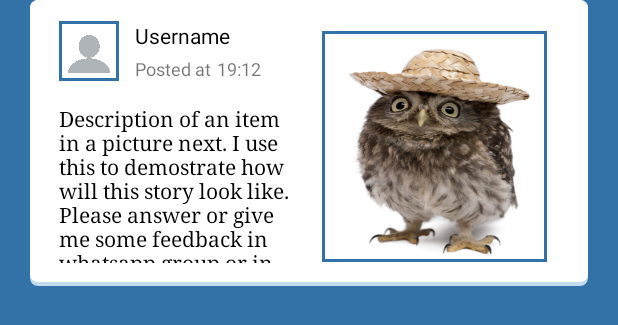
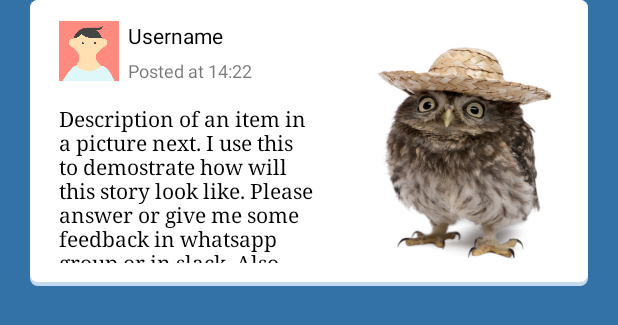
Before and after one commit to LovroLudvig/Software-Design-College-Project, an Android app: the layout recyclerview_story.xml on its own in the app's theme, with its tools: preview values and no code run, on a phone screen of 412 x 824 dp. Shown: the top 325 px of the screen. Run offline under Robolectric (Android 15) with nearby library versions, the phone set to English and light mode, and no system bars; Roboto replaces fonts that are not available here.

Commit message:
Added avatar and some minor layout changes

```diff
--- a/MyApplication/app/src/main/java/com/example/lovro/myapplication/Fragments/StoryFragment.java
+++ b/MyApplication/app/src/main/java/com/example/lovro/myapplication/Fragments/StoryFragment.java
@@ -148,7 +148,7 @@ public class StoryFragment extends Fragment {
         swipeRefreshLayout.setOnRefreshListener(new SwipeRefreshLayout.OnRefreshListener() {
             @Override
             public void onRefresh() {
-                //TODO pozvati load stories
+                load_stories();
                 swipeRefreshLayout.setRefreshing(false);
             }
         });
--- a/MyApplication/app/src/main/res/layout/checkout_layout.xml
+++ b/MyApplication/app/src/main/res/layout/checkout_layout.xml
@@ -1,5 +1,7 @@
 <?xml version="1.0" encoding="utf-8"?>
 <RelativeLayout xmlns:android="http://schemas.android.com/apk/res/android"
+    xmlns:app="http://schemas.android.com/apk/res-auto"
+    xmlns:tools="http://schemas.android.com/tools"
     android:layout_width="match_parent"
     android:layout_height="wrap_content"
     android:background="@color/White"
@@ -41,4 +43,5 @@
         android:text="HRK"
         android:textSize="25sp"
         android:textStyle="bold" />
+
 </RelativeLayout>
--- a/MyApplication/app/src/main/res/layout/recyclerview_story.xml
+++ b/MyApplication/app/src/main/res/layout/recyclerview_story.xml
@@ -3,6 +3,7 @@
     xmlns:app="http://schemas.android.com/apk/res-auto"
     android:layout_width="match_parent"
     android:layout_height="wrap_content"
+    xmlns:tools="http://schemas.android.com/tools"
     android:layout_marginLeft="20dp"
     android:layout_marginRight="20dp"
     android:layout_marginBottom="8dp"
@@ -17,9 +18,9 @@
         android:layout_alignParentTop="true"
         android:layout_marginStart="19dp"
         android:layout_marginTop="14dp"
-        android:background="@drawable/frame_for_picture"
+
         android:scaleType="fitXY"
-        app:srcCompat="@drawable/profile_picture" />
+        app:srcCompat="@drawable/avatar" />
 
     <TextView
         android:id="@+id/username_story"
@@ -27,42 +28,21 @@
         android:layout_height="wrap_content"
         android:layout_alignParentStart="true"
         android:layout_alignParentTop="true"
-        android:layout_marginStart="70sp"
+        android:layout_marginStart="65dp"
         android:layout_marginTop="14sp"
         android:fontFamily="@font/doppio_one"
         android:text="Username"
         android:textColor="@android:color/black" />
 
-    <TextView
-        android:id="@+id/textView11"
-        android:layout_width="wrap_content"
-        android:layout_height="wrap_content"
-        android:layout_alignBottom="@+id/profile_image"
-        android:layout_alignParentStart="true"
-        android:layout_marginStart="70sp"
-        android:text="Posted at "
-        android:textSize="12sp" />
-
-    <TextView
-        android:id="@+id/timestamp"
-        android:layout_width="wrap_content"
-        android:layout_height="wrap_content"
-        android:layout_alignBottom="@+id/profile_image"
-        android:layout_marginStart="1sp"
-        android:layout_marginBottom="0dp"
-        android:layout_toEndOf="@+id/textView11"
-        android:text="19:12"
-        android:textSize="12sp" />
-
     <ImageView
         android:id="@+id/story_image"
-        android:layout_width="150dp"
+        android:layout_width="140dp"
         android:layout_height="154dp"
-        android:layout_below="@+id/profile_image"
+        android:layout_alignParentTop="true"
         android:layout_alignParentEnd="true"
-        android:layout_marginTop="-33dp"
-        android:layout_marginEnd="27dp"
-        android:background="@drawable/frame_for_picture"
+        android:layout_marginTop="21dp"
+        android:layout_marginEnd="15dp"
+
         android:scaleType="fitXY"
         app:srcCompat="@drawable/random_picture" />
 
@@ -79,4 +59,15 @@
         android:text="Description of an item in a picture next. I use this to demostrate how will this story look like. Please answer or give me some feedback in whatsapp group or in slack. Also please notice how te text is missing..."
         android:textColor="@android:color/background_dark" />
 
+    <TextView
+        android:id="@+id/textView11"
+        android:layout_width="wrap_content"
+        android:layout_height="wrap_content"
+        android:layout_alignStart="@+id/username_story"
+        android:layout_alignBottom="@+id/profile_image"
+        android:layout_marginStart="0dp"
+        android:layout_marginBottom="-1dp"
+        android:text="Posted at 14:22"
+        android:textSize="12sp" />
+
 </RelativeLayout>
```
Also changed, not shown: MyApplication/app/src/main/res/drawable/avatar.PNG (added).
